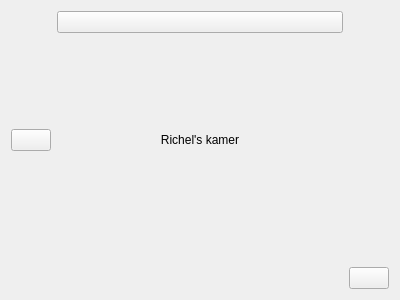
First picture: the form in kamer_richel.ui, repository djog/djog_nanos_2018, before the edit.
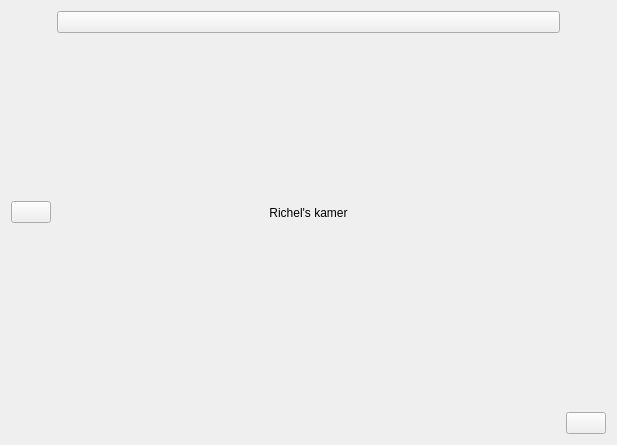
Second picture: the form after the edit. Icons and pictures are not drawn.

Commit message: Samson en Gert in Richel's kamer

```diff
--- a/kamer_richel.ui
+++ b/kamer_richel.ui
@@ -6,8 +6,8 @@
    <rect>
     <x>0</x>
     <y>0</y>
-    <width>400</width>
-    <height>300</height>
+    <width>617</width>
+    <height>445</height>
    </rect>
   </property>
   <property name="windowTitle">
@@ -61,6 +61,16 @@
      </property>
     </widget>
    </item>
+   <item row="3" column="1">
+    <widget class="QLabel" name="label_3">
+     <property name="text">
+      <string/>
+     </property>
+     <property name="pixmap">
+      <pixmap resource="djog_nanos_2018.qrc">:/plaatjes/samson_en_gert.jpeg</pixmap>
+     </property>
+    </widget>
+   </item>
   </layout>
  </widget>
  <resources>
```
The commit also changes 1 other file.
